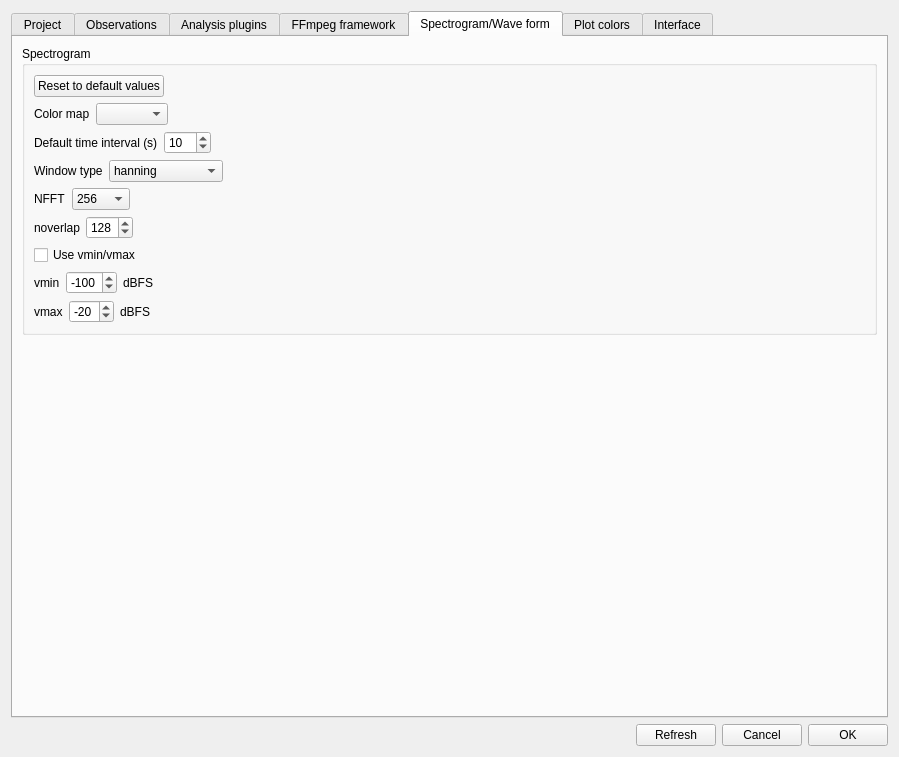
Above: boris/preferences.ui from olivierfriard/BORIS before the change. Below: the same form after it.
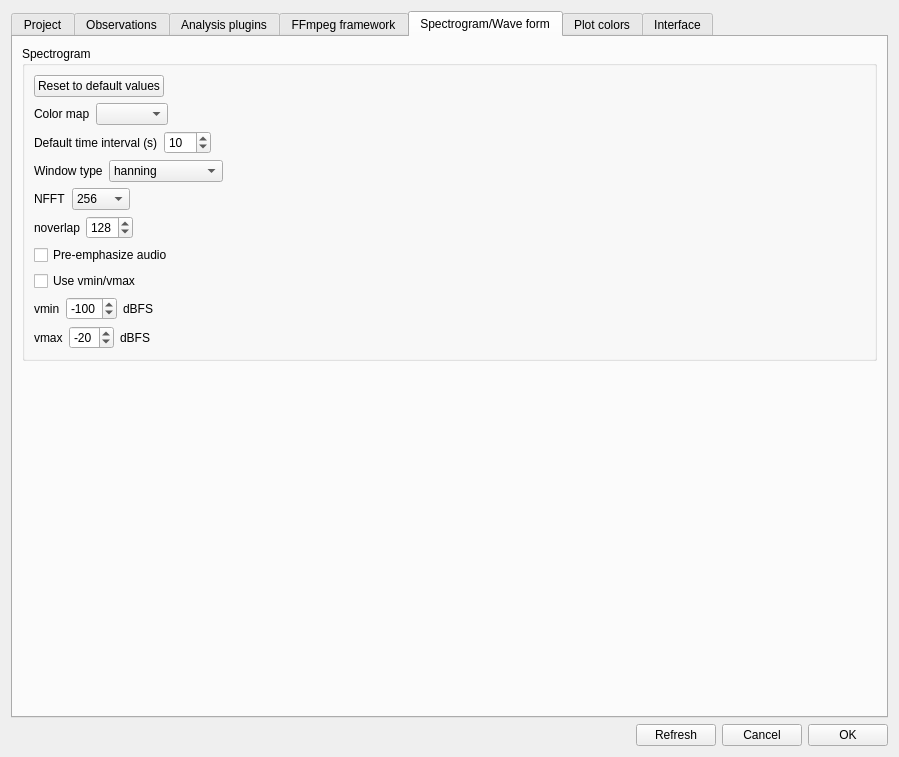
That is the form after the change.

Diff of the .ui file:
```diff
--- a/boris/preferences.ui
+++ b/boris/preferences.ui
@@ -785,6 +785,30 @@
               </item>
              </layout>
             </item>
+            <item>
+             <layout class="QHBoxLayout" name="horizontalLayout_26">
+              <item>
+               <widget class="QCheckBox" name="cb_pre_emphasize">
+                <property name="text">
+                 <string>Pre-emphasize audio</string>
+                </property>
+               </widget>
+              </item>
+              <item>
+               <spacer name="horizontalSpacer_11">
+                <property name="orientation">
+                 <enum>Qt::Orientation::Horizontal</enum>
+                </property>
+                <property name="sizeHint" stdset="0">
+                 <size>
+                  <width>40</width>
+                  <height>20</height>
+                 </size>
+                </property>
+               </spacer>
+              </item>
+             </layout>
+            </item>
             <item>
              <layout class="QHBoxLayout" name="horizontalLayout_25">
               <item>
```
